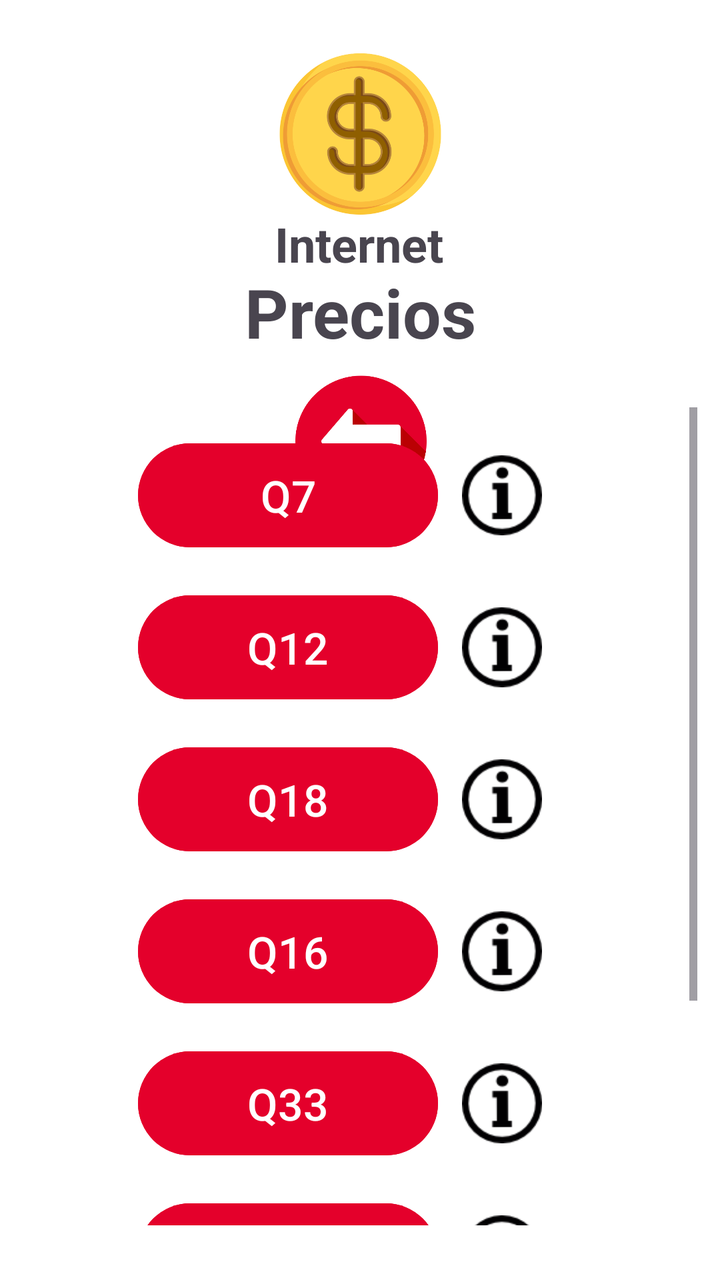
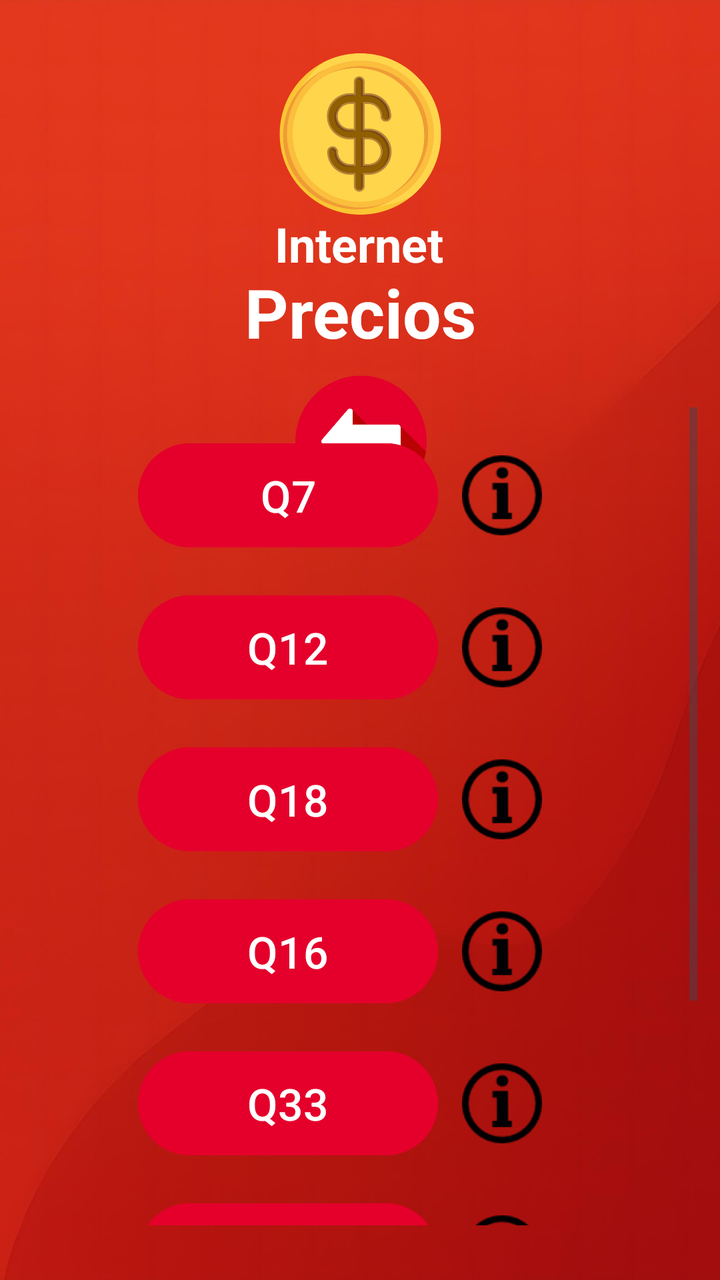

An Android layout rendered at two revisions. The XML below is the earlier revision; the diff shows what the commit changed to produce the second picture.
<!-- AndroidManifest.xml: application theme Theme.ClaroRecargasApp -->
<!-- res/layout/activity_menu_internet.xml -->
<?xml version="1.0" encoding="utf-8"?>
<androidx.constraintlayout.widget.ConstraintLayout xmlns:android="http://schemas.android.com/apk/res/android"
    xmlns:app="http://schemas.android.com/apk/res-auto"
    xmlns:tools="http://schemas.android.com/tools"
    android:id="@+id/main"
    android:layout_width="match_parent"
    android:layout_height="match_parent"
    android:background="#FFFFFF"
    tools:context=".MenuInternet">

    <ImageButton
        android:id="@+id/btnVolverI"
        android:layout_width="71dp"
        android:layout_height="70dp"
        android:layout_marginStart="16dp"
        android:background="#FFFFFF"
        android:contentDescription="@string/descripcion_boton"
        android:scaleType="fitCenter"
        app:layout_constraintBottom_toBottomOf="parent"
        app:layout_constraintEnd_toEndOf="parent"
        app:layout_constraintHorizontal_bias="0.473"
        app:layout_constraintStart_toStartOf="parent"
        app:layout_constraintTop_toTopOf="parent"
        app:layout_constraintVertical_bias="0.326"
        app:srcCompat="@drawable/icon_regresar_atras" />

    <TextView
        android:id="@+id/textView"
        android:layout_width="171dp"
        android:layout_height="45dp"
        android:layout_gravity="center"
        android:gravity="center"
        android:text="Precios"
        android:textAlignment="center"
        android:textSize="34sp"
        android:textStyle="bold"
        app:layout_constraintBottom_toBottomOf="parent"
        app:layout_constraintEnd_toEndOf="parent"
        app:layout_constraintStart_toStartOf="parent"
        app:layout_constraintTop_toTopOf="parent"
        app:layout_constraintVertical_bias="0.224" />

    <ImageView
        android:id="@+id/imageView"
        android:layout_width="99dp"
        android:layout_height="86dp"
        android:layout_marginTop="24dp"
        app:layout_constraintEnd_toEndOf="parent"
        app:layout_constraintStart_toStartOf="parent"
        app:layout_constraintTop_toTopOf="parent"
        app:srcCompat="@drawable/precio" />

    <ScrollView
        android:id="@+id/scrollView2"
        android:layout_width="345dp"
        android:layout_height="409dp"
        android:layout_marginStart="45dp"
        android:layout_marginEnd="41dp"
        app:layout_constraintBottom_toBottomOf="parent"
        app:layout_constraintEnd_toEndOf="parent"
        app:layout_constraintHorizontal_bias="0.583"
        app:layout_constraintStart_toStartOf="parent"
        app:layout_constraintTop_toTopOf="parent"
        app:layout_constraintVertical_bias="0.881">

        <LinearLayout
            android:layout_width="match_parent"
            android:layout_height="wrap_content"
            android:gravity="center_horizontal"
            android:orientation="vertical"
            android:padding="16dp">

            <LinearLayout
                android:layout_width="wrap_content"
                android:layout_height="76dp"
                android:gravity="center_vertical"
                android:orientation="horizontal">

                <Button
                    android:id="@+id/btnPrecio1"
                    android:layout_width="150dp"
                    android:layout_height="60dp"
                    android:layout_marginBottom="10dp"
                    android:backgroundTint="#E4002B"
                    android:text="Q7"
                    android:textSize="22sp" />

                <ImageView
                    android:id="@+id/info1"
                    android:layout_width="wrap_content"
                    android:layout_height="40dp"
                    android:layout_marginBottom="10dp"
                    app:srcCompat="@drawable/informacion" />

            </LinearLayout>
            
            <LinearLayout
                android:layout_width="wrap_content"
                android:layout_height="76dp"
                android:gravity="center_vertical"
                android:orientation="horizontal">

                <Button
                    android:id="@+id/btnPrecio2"
                    android:layout_width="150dp"
                    android:layout_height="60dp"
                    android:layout_marginBottom="10dp"
                    android:backgroundTint="#E4002B"
                    android:text="Q12"
                    android:textSize="22sp" />

                <ImageView
                    android:id="@+id/info2"
                    android:layout_width="wrap_content"
                    android:layout_height="40dp"
                    android:layout_marginBottom="10dp"
                    app:srcCompat="@drawable/informacion" />

            </LinearLayout>
            
            <LinearLayout
                android:layout_width="wrap_content"
                android:layout_height="76dp"
                android:gravity="center_vertical"
                android:orientation="horizontal">

                <Button
                    android:id="@+id/btnPrecio3"
                    android:layout_width="150dp"
                    android:layout_height="60dp"
                    android:layout_marginBottom="10dp"
                    android:backgroundTint="#E4002B"
                    android:text="Q18"
                    android:textSize="22sp" />

                <ImageView
                    android:id="@+id/info3"
                    android:layout_width="wrap_content"
                    android:layout_height="40dp"
                    android:layout_marginBottom="10dp"
                    app:srcCompat="@drawable/informacion" />

            </LinearLayout>
            
            <LinearLayout
                android:layout_width="wrap_content"
                android:layout_height="76dp"
                android:gravity="center_vertical"
                android:orientation="horizontal">

                <Button
                    android:id="@+id/btnPrecio4"
                    android:layout_width="150dp"
                    android:layout_height="60dp"
                    android:layout_marginBottom="10dp"
                    android:backgroundTint="#E4002B"
                    android:text="Q16"
                    android:textSize="22sp" />

                <ImageView
                    android:id="@+id/info4"
                    android:layout_width="wrap_content"
                    android:layout_height="40dp"
                    android:layout_marginBottom="10dp"
                    app:srcCompat="@drawable/informacion" />

            </LinearLayout>
            
            <LinearLayout
                android:layout_width="wrap_content"
                android:layout_height="76dp"
                android:gravity="center_vertical"
                android:orientation="horizontal">

                <Button
                    android:id="@+id/btnPrecio5"
                    android:layout_width="150dp"
                    android:layout_height="60dp"
                    android:layout_marginBottom="10dp"
                    android:backgroundTint="#E4002B"
                    android:text="Q33"
                    android:textSize="22sp" />

                <ImageView
                    android:id="@+id/info5"
                    android:layout_width="wrap_content"
                    android:layout_height="40dp"
                    android:layout_marginBottom="10dp"
                    app:srcCompat="@drawable/informacion" />

            </LinearLayout>
            
            <LinearLayout
                android:layout_width="wrap_content"
                android:layout_height="76dp"
                android:gravity="center_vertical"
                android:orientation="horizontal">

                <Button
                    android:id="@+id/btnPrecio6"
                    android:layout_width="150dp"
                    android:layout_height="60dp"
                    android:layout_marginBottom="10dp"
                    android:backgroundTint="#E4002B"
                    android:text="Q55"
                    android:textSize="22sp" />

                <ImageView
                    android:id="@+id/info6"
                    android:layout_width="wrap_content"
                    android:layout_height="40dp"
                    android:layout_marginBottom="10dp"
                    app:srcCompat="@drawable/informacion" />

            </LinearLayout>

            <LinearLayout
                android:layout_width="wrap_content"
                android:layout_height="76dp"
                android:gravity="center_vertical"
                android:orientation="horizontal">

                <Button
                    android:id="@+id/btnPrecio7"
                    android:layout_width="150dp"
                    android:layout_height="60dp"
                    android:layout_marginBottom="10dp"
                    android:backgroundTint="#E4002B"
                    android:text="Q110"
                    android:textSize="22sp" />

                <ImageView
                    android:id="@+id/info7"
                    android:layout_width="wrap_content"
                    android:layout_height="40dp"
                    android:layout_marginBottom="10dp"
                    app:srcCompat="@drawable/informacion" />

            </LinearLayout>


        </LinearLayout>
    </ScrollView>

    <TextView
        android:id="@+id/textView2"
        android:layout_width="wrap_content"
        android:layout_height="wrap_content"
        android:text="Internet"
        android:textAlignment="textStart"
        android:textSize="24sp"
        android:textStyle="bold"
        app:layout_constraintBottom_toBottomOf="parent"
        app:layout_constraintEnd_toEndOf="parent"
        app:layout_constraintHorizontal_bias="0.498"
        app:layout_constraintStart_toStartOf="parent"
        app:layout_constraintTop_toTopOf="parent"
        app:layout_constraintVertical_bias="0.174" />


</androidx.constraintlayout.widget.ConstraintLayout>
<!-- resources referenced by this layout -->
<resources>
  <!-- drawable icon_regresar_atras: png bitmap (drawable, 16579 bytes) -->
  <!-- drawable informacion: png bitmap (drawable, 1876 bytes) -->
  <!-- drawable precio: png bitmap (drawable, 49291 bytes) -->
  <string name="descripcion_boton">Menú desplegable</string>
  <style name="Theme.ClaroRecargasApp" parent="Base.Theme.ClaroRecargasApp" />
  <style name="Base.Theme.ClaroRecargasApp" parent="Theme.Material3.DayNight.NoActionBar">
          
          
      </style>
</resources>

<!-- the commit's change to res/layout/activity_menu_internet.xml (unified diff, before → after) -->
@@ -5,15 +5,25 @@
     android:id="@+id/main"
     android:layout_width="match_parent"
     android:layout_height="match_parent"
-    android:background="#FFFFFF"
     tools:context=".MenuInternet">
+
+    <ImageView
+        android:id="@+id/backgroundImage"
+        android:layout_width="0dp"
+        android:layout_height="0dp"
+        android:scaleType="centerCrop"
+        android:src="@drawable/fondoapp"
+        app:layout_constraintTop_toTopOf="parent"
+        app:layout_constraintBottom_toBottomOf="parent"
+        app:layout_constraintStart_toStartOf="parent"
+        app:layout_constraintEnd_toEndOf="parent" />
 
     <ImageButton
         android:id="@+id/btnVolverI"
         android:layout_width="71dp"
         android:layout_height="70dp"
         android:layout_marginStart="16dp"
-        android:background="#FFFFFF"
+        android:background="#01FFFFFF"
         android:contentDescription="@string/descripcion_boton"
         android:scaleType="fitCenter"
         app:layout_constraintBottom_toBottomOf="parent"
@@ -32,6 +42,7 @@
         android:gravity="center"
         android:text="Precios"
         android:textAlignment="center"
+        android:textColor="#FFFFFF"
         android:textSize="34sp"
         android:textStyle="bold"
         app:layout_constraintBottom_toBottomOf="parent"
@@ -248,6 +259,7 @@
         android:layout_height="wrap_content"
         android:text="Internet"
         android:textAlignment="textStart"
+        android:textColor="#FFFFFF"
         android:textSize="24sp"
         android:textStyle="bold"
         app:layout_constraintBottom_toBottomOf="parent"
<!-- resource entries referenced after the edit -->
@@ -1,5 +1,6 @@
 <!-- resources referenced by this layout -->
 <resources>
+  <!-- drawable fondoapp: jpg bitmap (drawable, 112541 bytes) -->
   <!-- drawable icon_regresar_atras: png bitmap (drawable, 16579 bytes) -->
   <!-- drawable informacion: png bitmap (drawable, 1876 bytes) -->
   <!-- drawable precio: png bitmap (drawable, 49291 bytes) -->
